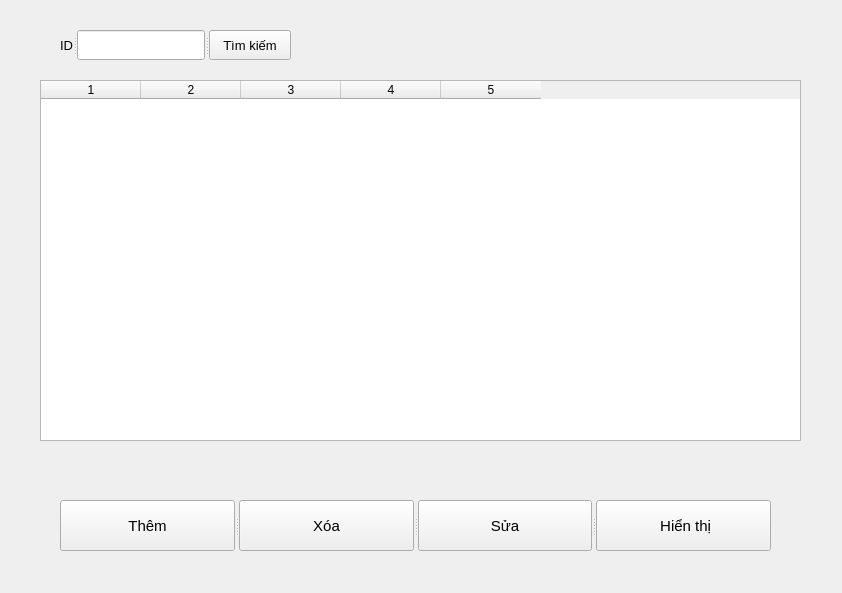
The window that view/phong_va_giaphong/ql_gia_phong.ui (loimaxto/DoAnPython) describes before a commit, drawn with Qt 5.
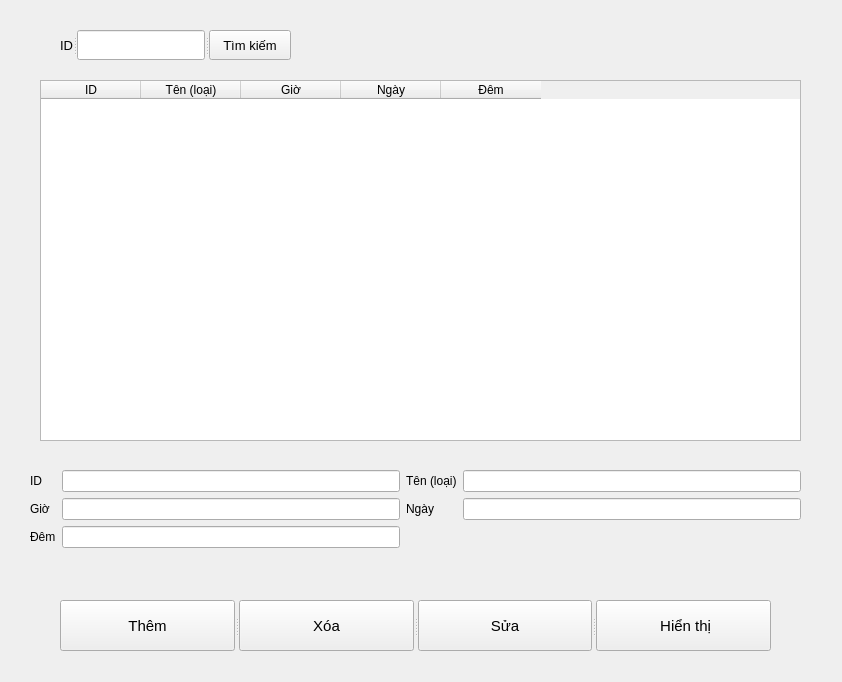
The same window after the commit.

```diff
--- a/view/phong_va_giaphong/ql_gia_phong.ui
+++ b/view/phong_va_giaphong/ql_gia_phong.ui
@@ -7,7 +7,7 @@
     <x>0</x>
     <y>0</y>
     <width>842</width>
-    <height>593</height>
+    <height>682</height>
    </rect>
   </property>
   <property name="windowTitle">
@@ -25,17 +25,37 @@
    <property name="columnCount">
     <number>5</number>
    </property>
-   <column/>
-   <column/>
-   <column/>
-   <column/>
-   <column/>
+   <column>
+    <property name="text">
+     <string>ID</string>
+    </property>
+   </column>
+   <column>
+    <property name="text">
+     <string>Tên (loại)</string>
+    </property>
+   </column>
+   <column>
+    <property name="text">
+     <string>Giờ</string>
+    </property>
+   </column>
+   <column>
+    <property name="text">
+     <string>Ngày</string>
+    </property>
+   </column>
+   <column>
+    <property name="text">
+     <string>Đêm</string>
+    </property>
+   </column>
   </widget>
   <widget class="QSplitter" name="splitter">
    <property name="geometry">
     <rect>
      <x>60</x>
-     <y>500</y>
+     <y>600</y>
      <width>711</width>
      <height>51</height>
     </rect>
@@ -124,6 +144,68 @@
     </property>
    </widget>
   </widget>
+  <widget class="QWidget" name="">
+   <property name="geometry">
+    <rect>
+     <x>30</x>
+     <y>470</y>
+     <width>771</width>
+     <height>80</height>
+    </rect>
+   </property>
+   <layout class="QGridLayout" name="gridLayout">
+    <item row="0" column="0">
+     <widget class="QLabel" name="label_2">
+      <property name="text">
+       <string>ID</string>
+      </property>
+     </widget>
+    </item>
+    <item row="0" column="1">
+     <widget class="QLineEdit" name="in_id"/>
+    </item>
+    <item row="0" column="2">
+     <widget class="QLabel" name="label_3">
+      <property name="text">
+       <string>Tên (loại)</string>
+      </property>
+     </widget>
+    </item>
+    <item row="0" column="3">
+     <widget class="QLineEdit" name="in_name"/>
+    </item>
+    <item row="1" column="0">
+     <widget class="QLabel" name="label_4">
+      <property name="text">
+       <string>Giờ</string>
+      </property>
+     </widget>
+    </item>
+    <item row="1" column="1">
+     <widget class="QLineEdit" name="in_hour"/>
+    </item>
+    <item row="1" column="2">
+     <widget class="QLabel" name="label_5">
+      <property name="text">
+       <string>Ngày</string>
+      </property>
+     </widget>
+    </item>
+    <item row="1" column="3">
+     <widget class="QLineEdit" name="in_day"/>
+    </item>
+    <item row="2" column="0">
+     <widget class="QLabel" name="label_6">
+      <property name="text">
+       <string>Đêm</string>
+      </property>
+     </widget>
+    </item>
+    <item row="2" column="1">
+     <widget class="QLineEdit" name="in_night"/>
+    </item>
+   </layout>
+  </widget>
  </widget>
  <resources/>
  <connections/>
```
